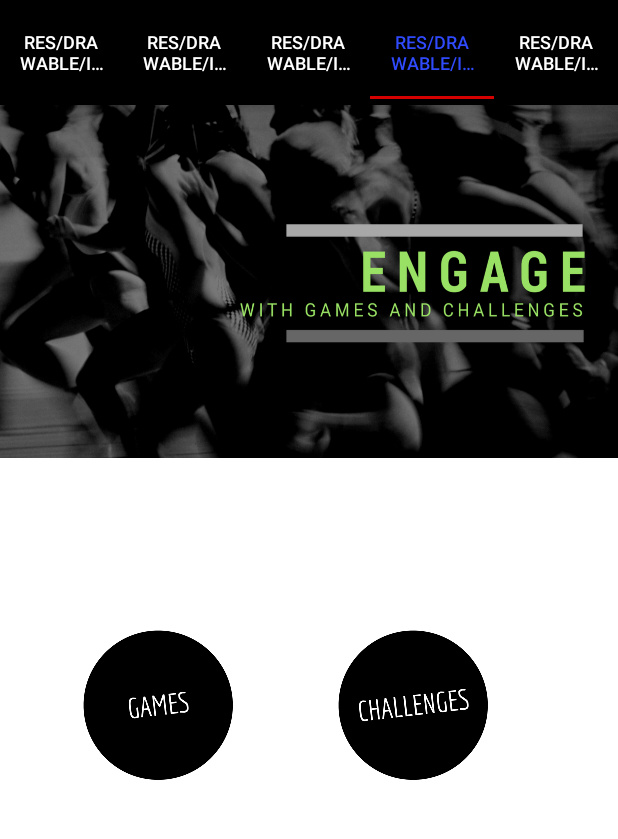
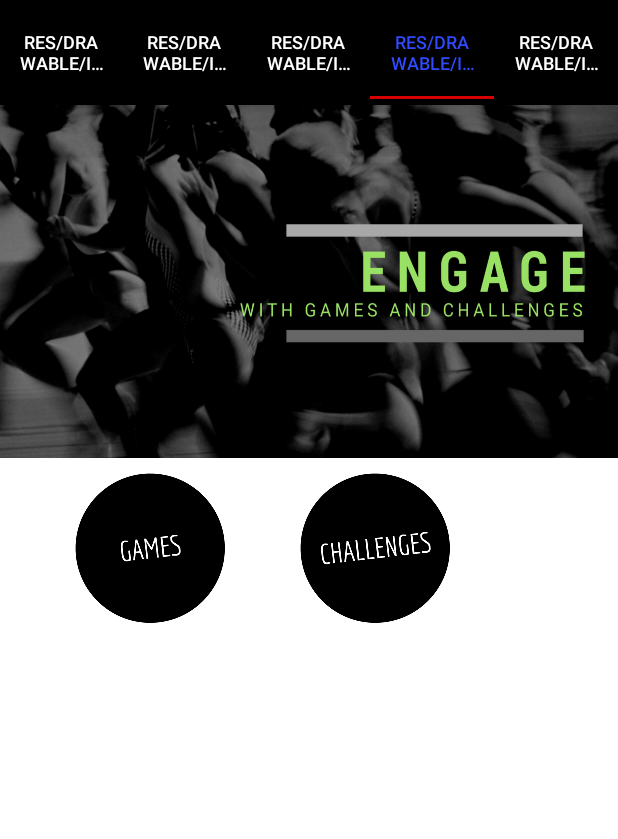
Before and after one commit to iMPortent/Conscious, an Android app: the screen it shows after launch (MainActivity), tab 4 chosen, on a phone screen of 412 x 824 dp, the part 30-869 px from its top. Run offline under Robolectric (Android 15) with nearby library versions, the phone set to English and light mode, and no system bars; our stand-ins replace CircleImageView, Firebase (no records; nobody signed in at launch, a user with empty details on screens opened directly); libraries missing offline, so code that uses them is left out: com.eftimoff.viewpagertransformers; 1 statement that could not run was skipped.

Commit message:
updates to engage frag

```diff
--- a/app/src/main/res/layout/fragment_engage.xml
+++ b/app/src/main/res/layout/fragment_engage.xml
@@ -22,15 +22,14 @@
         android:layout_width="200dp"
         android:layout_height="200dp"
         android:src="@drawable/games_btn"
-        android:layout_marginTop="300dp"
-        android:layout_marginStart="5dp"/>
+        android:layout_marginTop="195dp" />
 
     <ImageView
         android:id="@+id/challenges_btn"
         android:layout_width="200dp"
         android:layout_height="200dp"
         android:src="@drawable/challenges_btn"
-        android:layout_marginTop="300dp"
-        android:layout_marginStart="175dp"/>
+        android:layout_marginTop="195dp"
+        android:layout_marginStart="150dp"/>
 
 </FrameLayout>
```
